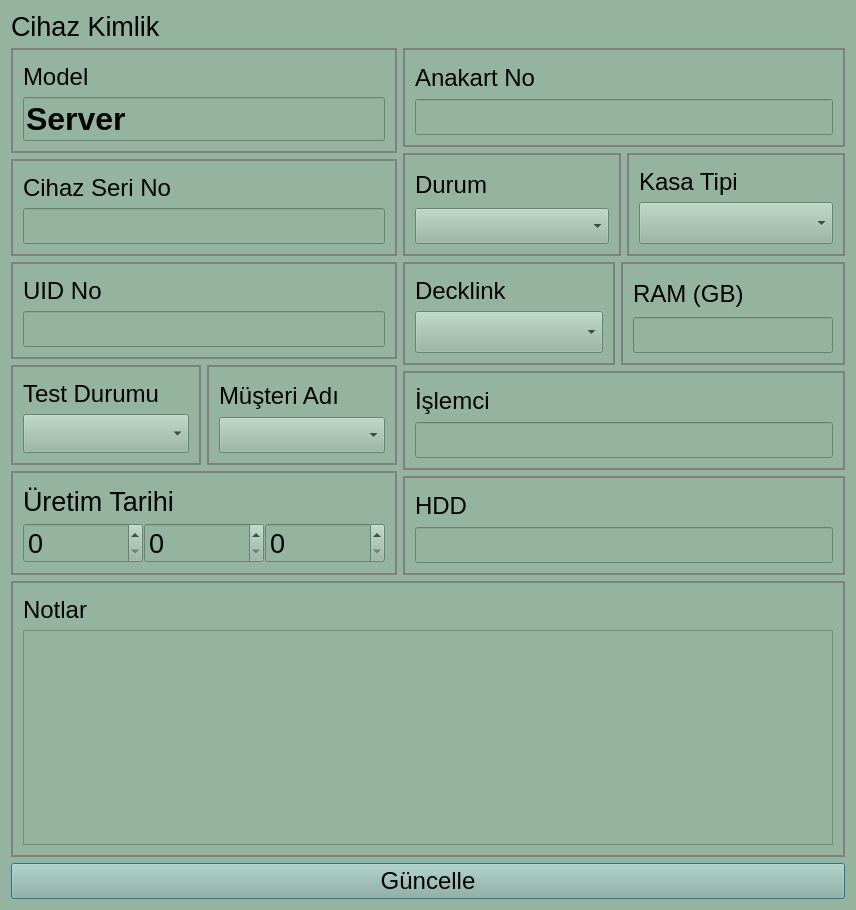
First picture: the form in src/informationserverdialog.ui, repository yunusemrecinar/QT5-cihaz-kimlik-teknik-servis, before the edit.
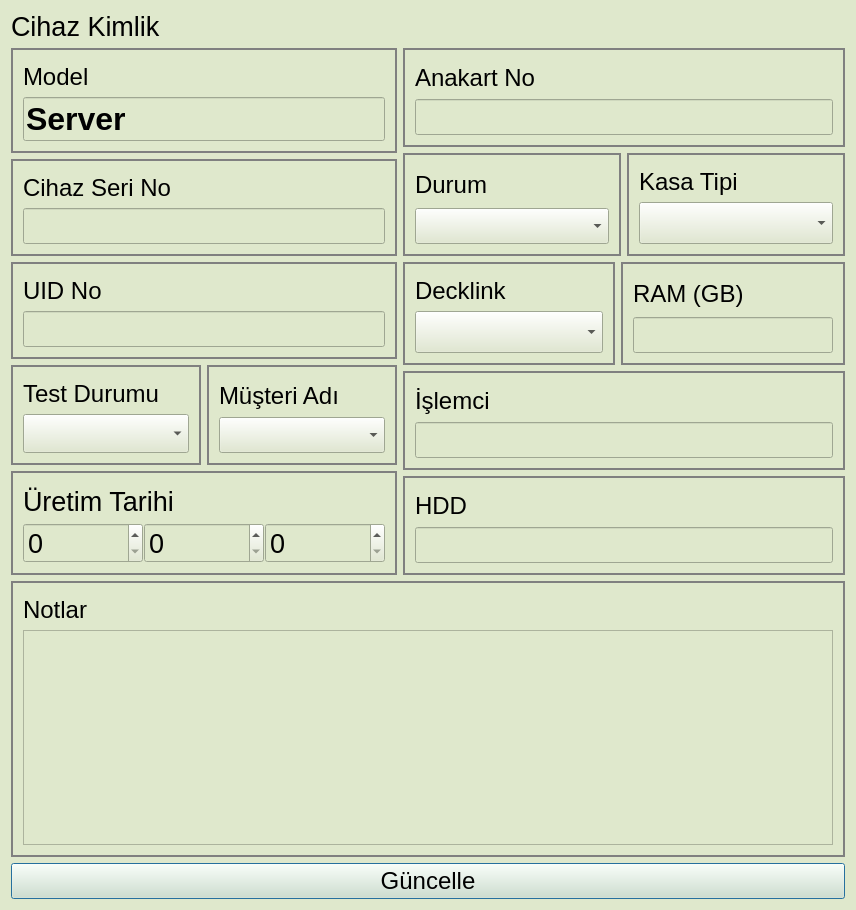
Second picture: the form after the edit.

Patch:
```diff
--- a/src/informationserverdialog.ui
+++ b/src/informationserverdialog.ui
@@ -15,7 +15,7 @@
   </property>
   <property name="styleSheet">
    <string notr="true">QWidget {
-  background-color: #94B49F ;
+  background-color: #DFE8CC ;
 }</string>
   </property>
   <layout class="QVBoxLayout" name="verticalLayout_12">
```
